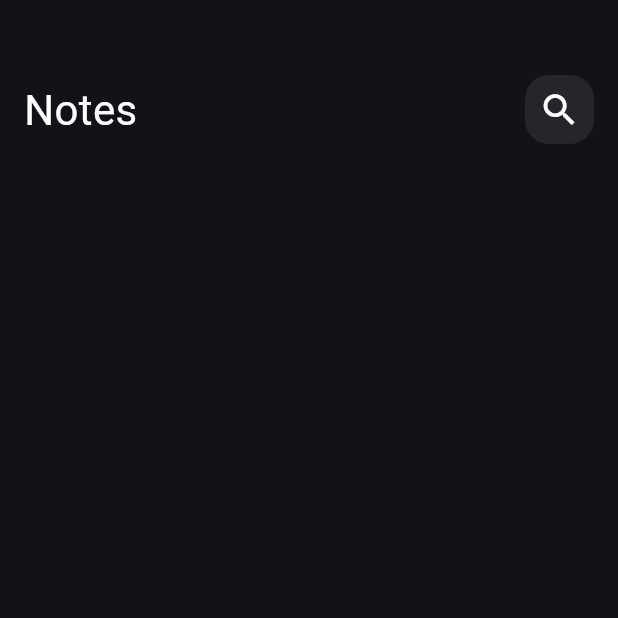
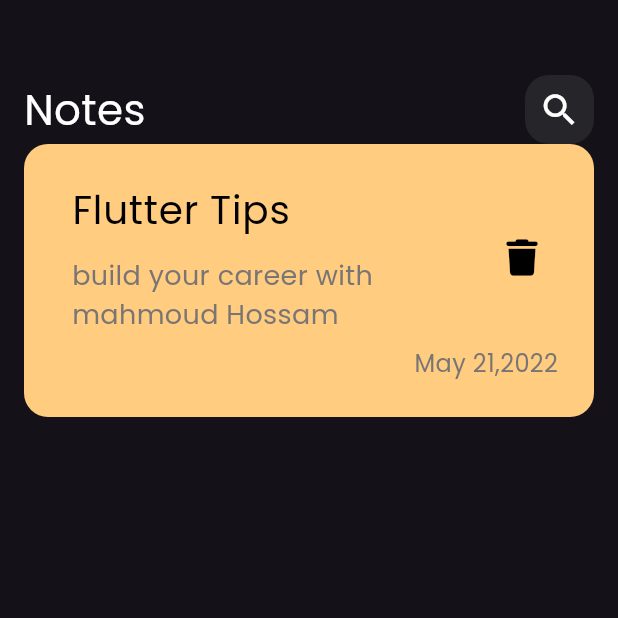
Before and after one commit to MahmoudKatr/notes_app, a Flutter app: the screen it shows after launch, on a phone screen of 412 x 824 dp, the top half of it. Run offline on Flutter 3.47's test engine with Material 3 defaults, Android fonts, the phone set to English and light mode, and no system bars; our stand-ins replace font_awesome_flutter.

Commit message:
Add Font Family && Create Custom Note Item

```diff
--- a/lib/main.dart
+++ b/lib/main.dart
@@ -11,7 +11,7 @@ class NotesApp extends StatelessWidget {
   @override
   Widget build(BuildContext context) {
     return MaterialApp(
-      theme: ThemeData(brightness: Brightness.dark),
+      theme: ThemeData(brightness: Brightness.dark, fontFamily: "Poppins"),
       // MMKN adif fi ThemeData color ll background ll Scaffold
       home: const NotesView(),
     );
--- /dev/null
+++ b/lib/views/widgets/custom_note_item.dart
@@ -0,0 +1,49 @@
+import 'package:flutter/material.dart';
+import 'package:font_awesome_flutter/font_awesome_flutter.dart';
+
+class NoteItem extends StatelessWidget {
+  const NoteItem({super.key});
+
+  @override
+  Widget build(BuildContext context) {
+    return Container(
+      padding: const EdgeInsets.only(left: 16, bottom: 24, top: 16),
+      decoration: BoxDecoration(
+          color: Color(0xffFFCC80), borderRadius: BorderRadius.circular(16)),
+      child: Column(
+        crossAxisAlignment: CrossAxisAlignment.end,
+        children: [
+          ListTile(
+            title: const Text(
+              "Flutter Tips",
+              style: TextStyle(color: Colors.black, fontSize: 26),
+            ),
+            subtitle: const Padding(
+              padding: EdgeInsets.only(top: 12),
+              child: Text(
+                "build your career with mahmoud Hossam",
+                style: TextStyle(
+                    color: Color.fromARGB(255, 122, 117, 117), fontSize: 18),
+              ),
+            ),
+            trailing: IconButton(
+                onPressed: () {},
+                icon: const Icon(
+                  FontAwesomeIcons.trash,
+                  color: Colors.black,
+                  size: 24,
+                )),
+          ),
+          const Padding(
+            padding: EdgeInsets.only(right: 24),
+            child: Text(
+              "May 21,2022",
+              style: TextStyle(
+                  color: Color.fromARGB(255, 122, 117, 117), fontSize: 16),
+            ),
+          ),
+        ],
+      ),
+    );
+  }
+}
--- a/lib/views/widgets/note_view_body.dart
+++ b/lib/views/widgets/note_view_body.dart
@@ -1,5 +1,7 @@
 import 'package:flutter/material.dart';
+import 'package:font_awesome_flutter/font_awesome_flutter.dart';
 import 'package:notes_app/views/widgets/custom_app_bar.dart';
+import 'package:notes_app/views/widgets/custom_note_item.dart';
 
 class NotesViewBody extends StatelessWidget {
   const NotesViewBody({super.key});
@@ -13,7 +15,8 @@ class NotesViewBody extends StatelessWidget {
           SizedBox(
             height: 50,
           ),
-          CustomAppBar()
+          CustomAppBar(),
+          NoteItem(),
         ],
       ),
     );
```
Also changed, not shown: pubspec.yaml (+7 -11 lines), assets/fonts/Poppins-Regular.ttf (added), pubspec.lock.
